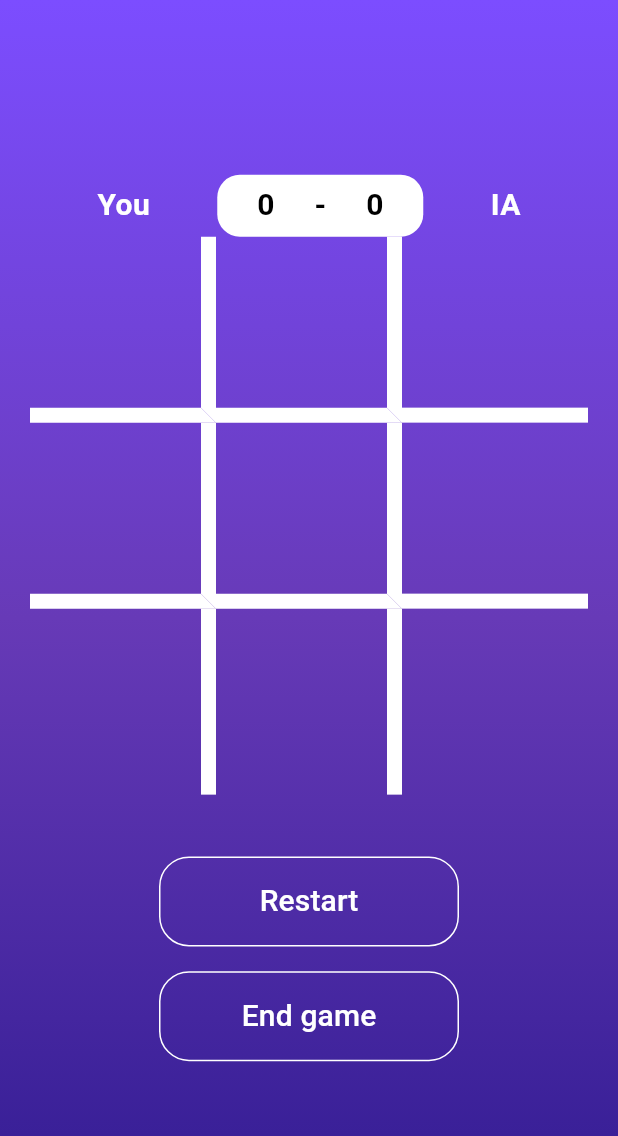
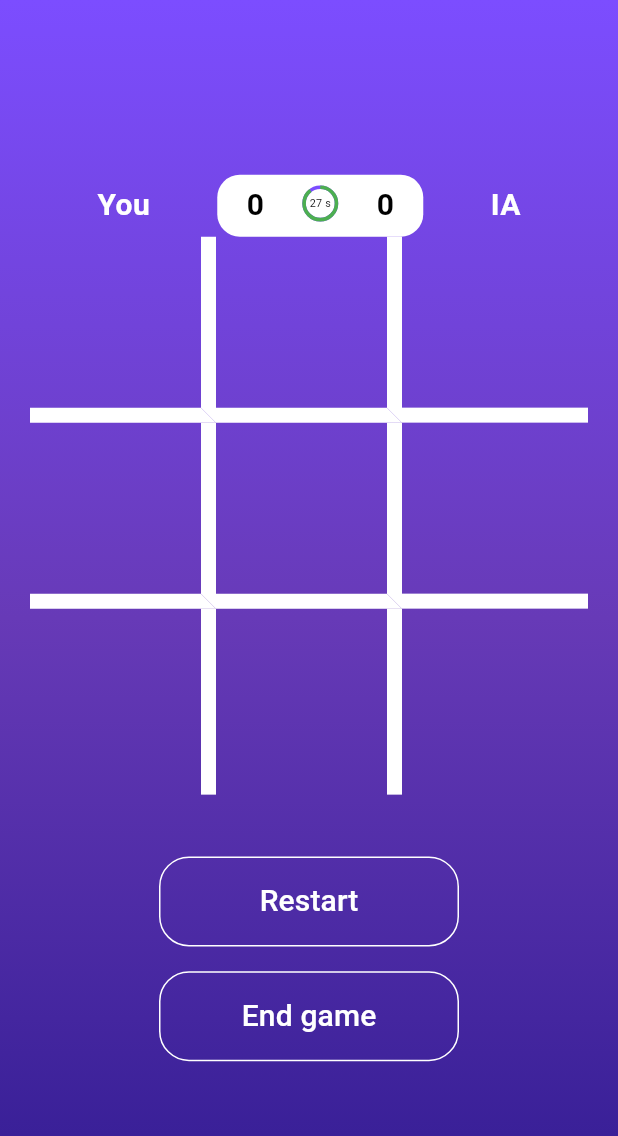
Before and after one commit to Eduar2TC/tic_tac_toe, a Flutter app: the Game screen opened by its route, after a tap on "Restart", on a phone screen of 412 x 824 dp. Shown: the top 1136 px of the screen. Run offline on Flutter 3.47's test engine with Material 3 defaults, Android fonts, the phone set to English and light mode, and no system bars; our stand-ins replace confetti, google_fonts; statements that could not run were skipped.

Commit message:
time counter, and reset

```diff
--- a/lib/screens/game/custom_widgets/custom_confetti.dart
+++ b/lib/screens/game/custom_widgets/custom_confetti.dart
@@ -22,7 +22,31 @@ class _CustomConfettiState extends State<CustomConfetti> {
 
   @override
   Widget build(BuildContext context) {
-    final randomParticles = Random().nextInt(50) + 10;
+    final randomParticles = Random().nextInt(40) + 10;
+    final starsPath = Path()
+      ..moveTo(0, 0)
+      ..lineTo(10, 10)
+      ..lineTo(20, 10)
+      ..lineTo(12, 20)
+      ..lineTo(15, 30)
+      ..lineTo(0, 24)
+      ..lineTo(-15, 30)
+      ..lineTo(-12, 20)
+      ..lineTo(-20, 10)
+      ..lineTo(-10, 10)
+      ..close();
+    final circlePath = Path()
+      ..addOval(Rect.fromCircle(center: const Offset(0, 0), radius: 10));
+    final squarePath = Path()
+      ..addRect(
+          Rect.fromCenter(center: const Offset(0, 0), width: 20, height: 20));
+
+    //random path
+    final randomPath = Random().nextBool()
+        ? starsPath
+        : Random().nextBool()
+            ? circlePath
+            : squarePath;
     return ConfettiWidget(
       confettiController: _confettiController,
       blastDirectionality: BlastDirectionality.explosive,
@@ -33,21 +57,10 @@ class _CustomConfettiState extends State<CustomConfetti> {
       numberOfParticles: randomParticles,
       gravity: 0.1,
       particleDrag: 0.05,
-      /*createParticlePath: (size) {
-        //draw star is too slow
-        return Path()
-          ..moveTo(size.width / 2, size.height / 2)
-          ..lineTo(size.width / 2 + 10, size.height / 2 + 10)
-          ..lineTo(size.width / 2 + 20, size.height / 2 + 10)
-          ..lineTo(size.width / 2 + 12, size.height / 2 + 20)
-          ..lineTo(size.width / 2 + 15, size.height / 2 + 30)
-          ..lineTo(size.width / 2, size.height / 2 + 24)
-          ..lineTo(size.width / 2 - 15, size.height / 2 + 30)
-          ..lineTo(size.width / 2 - 12, size.height / 2 + 20)
-          ..lineTo(size.width / 2 - 20, size.height / 2 + 10)
-          ..lineTo(size.width / 2 - 10, size.height / 2 + 10)
-          ..close();
-      },*/
+      createParticlePath: (size) {
+        //draw path
+        return randomPath;
+      },
       colors: const [
         Colors.blue,
         Colors.red,
--- a/lib/screens/game/custom_widgets/title_board.dart
+++ b/lib/screens/game/custom_widgets/title_board.dart
@@ -1,5 +1,6 @@
 import 'package:flutter/material.dart';
 import 'package:tic_tac_toe/screens/game/custom_widgets/animations/value_text_animation.dart';
+import 'package:tic_tac_toe/screens/game/progress_time.dart';
 
 class TitleBoard extends StatelessWidget {
   const TitleBoard({
@@ -8,12 +9,14 @@ class TitleBoard extends StatelessWidget {
     required this.height,
     required this.playerTurnsWon,
     required this.iaTurnsWon,
+    required this.isProgressRunning,
   });
 
   final double width;
   final double height;
   final ValueNotifier<int> playerTurnsWon;
   final ValueNotifier<int> iaTurnsWon;
+  final ValueNotifier<bool> isProgressRunning;
 
   @override
   Widget build(BuildContext context) {
@@ -41,13 +44,26 @@ class TitleBoard extends StatelessWidget {
             mainAxisAlignment: MainAxisAlignment.values[5],
             children: [
               ValueTextAnimation(valueNotifier: playerTurnsWon),
-              const Text(
+              Stack(
+                children: [
+                  ScaleTransition(
+                    scale: const AlwaysStoppedAnimation(0.6),
+                    child: Align(
+                      alignment: Alignment.topCenter,
+                      child: ProgressWidget(
+                        isProgressRunning: isProgressRunning,
+                      ),
+                    ),
+                  ),
+                  /*Text(
                     '-',
                     style: TextStyle(
                       fontSize: 20,
                       fontWeight: FontWeight.bold,
                       color: Colors.black,
                     ),
+                  ),*/
+                ],
               ),
               ValueTextAnimation(valueNotifier: iaTurnsWon),
             ],
--- a/lib/screens/game/game.dart
+++ b/lib/screens/game/game.dart
@@ -39,10 +39,11 @@ class _GameState extends State<Game> {
   late ValueNotifier<Turn> turn; // turn of the player
   late final ValueNotifier<int> _playerTurnsWon = ValueNotifier<int>(0);
   late final ValueNotifier<int> _iaTurnsWon = ValueNotifier<int>(0);
-  final notifierGameOver = ValueNotifier<bool>(false);
+  late final notifierGameOver = ValueNotifier<bool>(false);
   bool isFirstGame = true;
   bool playerWinner = false;
-
+  //handle the progress of the game
+  final ValueNotifier<bool> isProgressRunning = ValueNotifier(false);
   @override
   void didChangeDependencies() {
     userFigure = ModalRoute.of(context)?.settings.arguments as Figure;
@@ -66,6 +67,10 @@ class _GameState extends State<Game> {
         }
       },
     );
+    // Listen time progress if it ends , TODO: fix interaction
+    isProgressRunning.addListener(() {
+      notifierGameOver.value = !isProgressRunning.value;
+    });
     super.initState();
   }
 
@@ -93,6 +98,7 @@ class _GameState extends State<Game> {
     }
     _winningLineNotifier.value = null;
     notifierGameOver.value = false;
+    isProgressRunning.value = true;
     if (playerWinner) {
       turn.value = Turn.iaPlayer;
       iaTurn();
@@ -204,6 +210,7 @@ class _GameState extends State<Game> {
                 height: height,
                 playerTurnsWon: _playerTurnsWon,
                 iaTurnsWon: _iaTurnsWon,
+                isProgressRunning: isProgressRunning,
               ),
               Stack(
                 alignment: Alignment.center,
@@ -218,7 +225,13 @@ class _GameState extends State<Game> {
                     itemBuilder: (BuildContext context, int index) {
                       buttonKeys[index] = GlobalKey<BtnCreatorState>();
                       //element of grid
-                      return BtnCreator(
+                      return ValueListenableBuilder(
+                          valueListenable: isProgressRunning,
+                          builder: (context, isRunning, _) {
+                            return IgnorePointer(
+                              ignoring:
+                                  !isRunning, //ignore if the progress is not running
+                              child: BtnCreator(
                                 key: buttonKeys[index],
                                 width: width,
                                 height: height,
@@ -231,7 +244,9 @@ class _GameState extends State<Game> {
                                     //log(gameLogic.board.toString());
                                   }
                                 },
+                              ),
                             );
+                          });
                     },
                   ),
                   buildWinnerLine(width, height),
--- /dev/null
+++ b/lib/screens/game/progress_time.dart
@@ -0,0 +1,90 @@
+import 'dart:async';
+
+import 'package:flutter/material.dart';
+
+class ProgressWidget extends StatefulWidget {
+  final ValueNotifier<bool> isProgressRunning;
+  const ProgressWidget({super.key, required this.isProgressRunning});
+
+  @override
+  ProgressWidgetState createState() => ProgressWidgetState();
+}
+
+class ProgressWidgetState extends State<ProgressWidget> {
+  final ValueNotifier<double> progressNotifier = ValueNotifier(0);
+
+  @override
+  void initState() {
+    super.initState();
+    startProgress();
+  }
+
+  void startProgress() {
+    const interval = Duration(milliseconds: 100);
+    const total = 30;
+    widget.isProgressRunning.value = true;
+    Timer.periodic(interval, (timer) {
+      final progress = 1 - timer.tick / (total * 10);
+      progressNotifier.value = progress;
+      if (progress == 0) {
+        timer.cancel();
+        widget.isProgressRunning.value = false;
+      }
+    });
+  }
+
+  @override
+  Widget build(BuildContext context) {
+    return ValueListenableBuilder<bool>(
+      valueListenable: widget.isProgressRunning,
+      builder: (context, isRunning, _) {
+        if (isRunning) {
+          startProgress();
+        }
+        return ValueListenableBuilder(
+          valueListenable: progressNotifier,
+          builder: (context, value, _) {
+            bool isValueLessThan15 = value < 0.5;
+            bool isValueLessThan10 = value < 0.33;
+            Color progressColor = Colors.green;
+            if (isValueLessThan15) {
+              progressColor = Colors.yellow;
+            }
+            if (isValueLessThan10) {
+              progressColor = Colors.red;
+            }
+            return Stack(
+              alignment: Alignment.center,
+              children: [
+                value > 0
+                    ? CircularProgressIndicator(
+                        value: value,
+                        backgroundColor: Colors.deepPurpleAccent,
+                        valueColor:
+                            AlwaysStoppedAnimation<Color>(progressColor),
+                      )
+                    : Container(),
+                value > 0
+                    ? Text(
+                        '${(value * 30).toStringAsFixed(0)} s',
+                        style: const TextStyle(
+                          color: Colors.black,
+                          fontSize: 12,
+                        ),
+                      )
+                    : const Text(
+                        '-',
+                        style: TextStyle(
+                          fontSize: 20,
+                          fontWeight: FontWeight.bold,
+                          color: Colors.black,
+                        ),
+                      ),
+              ],
+            );
+          },
+        );
+      },
+    );
+  }
+}
```
Lines whose indentation alone changed are shown as unchanged.
